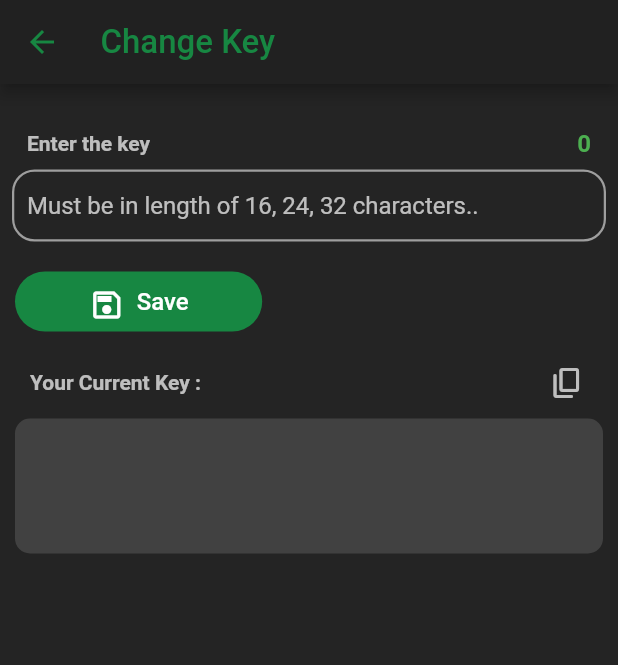
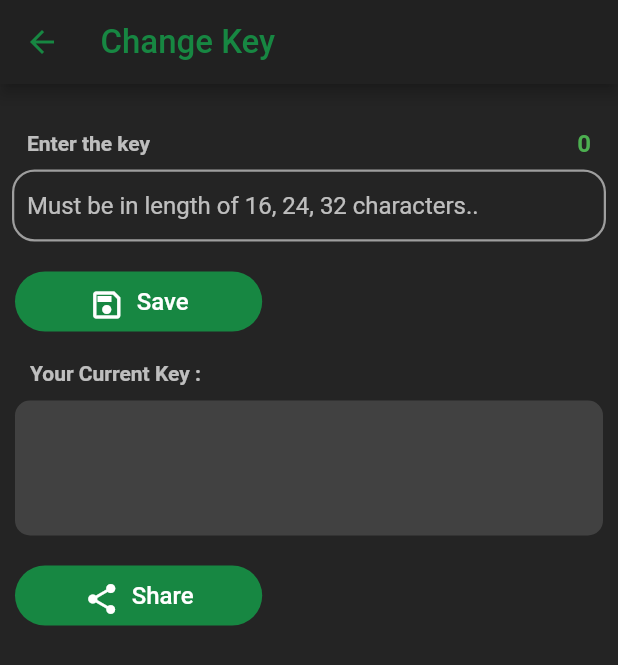
Before and after one commit to Shubham-Hadgal/Cryp-Talk-Project-Firebase, a Flutter app: the ChangeKey screen opened directly, on a phone screen of 412 x 824 dp. Shown: the top 665 px of the screen. Run offline on Flutter 3.47's test engine with Material 2 defaults, Android fonts, the phone set to English and light mode, and no system bars; our stand-ins replace cloud_firestore, firebase_auth, firebase_core, firebase_messaging, firebase_storage, flutter_local_notifications and 6 more; missing offline and left inert: encrypt; accounts and stored records are empty.

Commit message:
Changelog : 1. Fixed pixel overflow when key is changed. 2. Added share button for the key 3. Messages that are unable to decrypt shows "encrypted messages" instead of white screen.

```diff
--- a/lib/utilities/change_key.dart
+++ b/lib/screens/change_key.dart
@@ -1,7 +1,7 @@
 import 'package:flutter/material.dart';
+import 'package:fluttertoast/fluttertoast.dart';
 import 'package:shared_preferences/shared_preferences.dart';
-import 'package:flutter/services.dart';
-
+import 'package:share_plus/share_plus.dart';
 import '../constants/color_constants.dart';
 
 class Keys {
@@ -88,7 +88,8 @@ class _ChangeKeyState extends State<ChangeKey> {
                         style: TextStyle(
                             fontSize: 16,
                             color: Colors.green,
-                            fontWeight: FontWeight.bold))),
+                            fontWeight: FontWeight.bold)),
+                ),
               ],
             ),
             SizedBox(height: 8.0),
@@ -156,6 +157,37 @@ class _ChangeKeyState extends State<ChangeKey> {
         ),
       ),
     );
+    Widget shareButton = Container(
+      padding: EdgeInsets.only(top: 10.0, left: 10.0),
+      child: SizedBox(
+        height: 40,
+        width: width / 2.5,
+        child: TextButton.icon(
+          onPressed: () {
+            if(Keys._key != 'Please set the Key') {
+              Share.share(Keys._key);
+            } else {
+              Fluttertoast.showToast(msg: 'Please set the Key first');
+            }
+          },
+          icon: Icon(Icons.share_rounded, color: Colors.white),
+          label: Text(
+            'Share',
+            style: TextStyle(
+                fontSize: 16.0,
+                color: Colors.white
+            ),
+          ),
+          style: ButtonStyle(
+            backgroundColor: MaterialStateProperty.all<Color>(ColorConstants.primaryColor),
+            shape: MaterialStateProperty.all(RoundedRectangleBorder(borderRadius: BorderRadius.circular(30.0))),
+            padding: MaterialStateProperty.all<EdgeInsets>(
+              const EdgeInsets.fromLTRB(30, 10, 30, 10),
+            ),
+          ),
+        ),
+      ),
+    );
     Widget displayKey = Container(
       padding: EdgeInsets.all(10.0),
       child: Column(
@@ -168,12 +200,6 @@ class _ChangeKeyState extends State<ChangeKey> {
                 child: Text('Your Current Key :',
                     style: TextStyle(fontWeight: FontWeight.bold, color: Colors.white70)),
               ),
-              Spacer(),
-              IconButton(
-                  onPressed: () {
-                    Clipboard.setData(ClipboardData(text: Keys._key));
-                  },
-                  icon: Icon(Icons.copy_rounded, size: 24.0, color: Colors.white70,)),
             ],
           ),
           SizedBox(
@@ -189,6 +215,7 @@ class _ChangeKeyState extends State<ChangeKey> {
               ),
             ),
           ),
+
         ],
       ),
     );
@@ -220,6 +247,7 @@ class _ChangeKeyState extends State<ChangeKey> {
                 getKeyTextField,
                 saveButton,
                 displayKey,
+                shareButton,
               ],
             ),
           ],
--- a/lib/utilities/encrypt_decrypt.dart
+++ b/lib/utilities/encrypt_decrypt.dart
@@ -1,5 +1,5 @@
 import 'package:encrypt/encrypt.dart';
-import 'change_key.dart';
+import '../screens/change_key.dart';
 
 class EncryptionDecryption{
   static Encrypted? encrypted ;
--- a/pubspec.yaml
+++ b/pubspec.yaml
@@ -44,6 +44,7 @@ dependencies:
   provider: ^6.0.2
   intl: ^0.17.0
   url_launcher: ^6.0.18
+  share_plus: ^4.0.10
   fluttertoast: ^8.0.8
   flutter_local_notifications: ^9.2.0
   photo_view: ^0.13.0
```
Also changed, not shown: lib/screens/chat_page.dart (+20 -18 lines), lib/screens/home_page.dart (+1 -22 lines), pubspec.lock.
